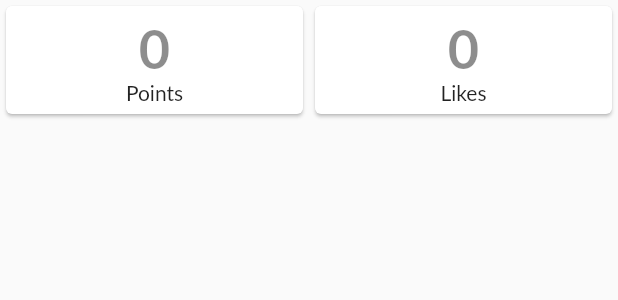
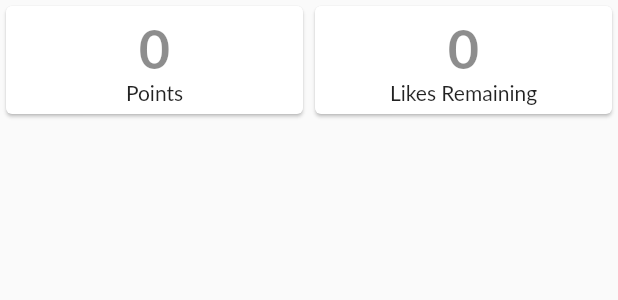
Before and after one commit to jpseawell/lloud-mobile, a Flutter app: the AccountBalancesBar widget shown alone on an empty page, opened directly, on a phone screen of 412 x 824 dp. Shown: the top 300 px of the screen. Run offline on Flutter 3.47's test engine with Material 2 defaults, Android fonts, the phone set to English and light mode, and no system bars; our stand-ins replace assets_audio_player, carousel_slider, email_validator, flutter_secure_storage, flutter_svg, image_picker; missing offline and left inert: purchases_flutter; accounts and stored records are empty; statements that could not run were skipped.

Commit message:
Update likes card to 'Likes Remaining' on balance bar

```diff
--- a/lib/views/components/account_balances_bar.dart
+++ b/lib/views/components/account_balances_bar.dart
@@ -54,7 +54,7 @@ class AccountBalancesBar extends StatelessWidget {
                                 fontSize: 36,
                                 fontWeight: FontWeight.bold),
                           ),
-                          Text('Likes')
+                          Text('Likes Remaining')
                         ],
                       ),
                     ),
```
Also changed, not shown: assets/heart.svg, assets/heart_full.svg.
